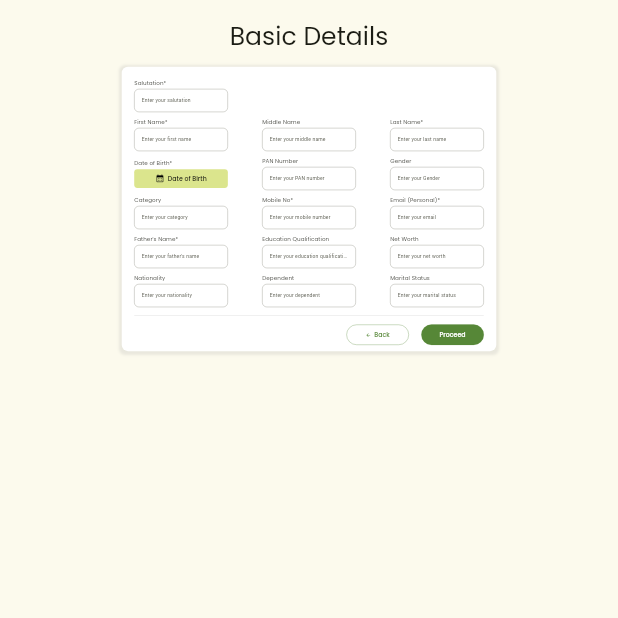
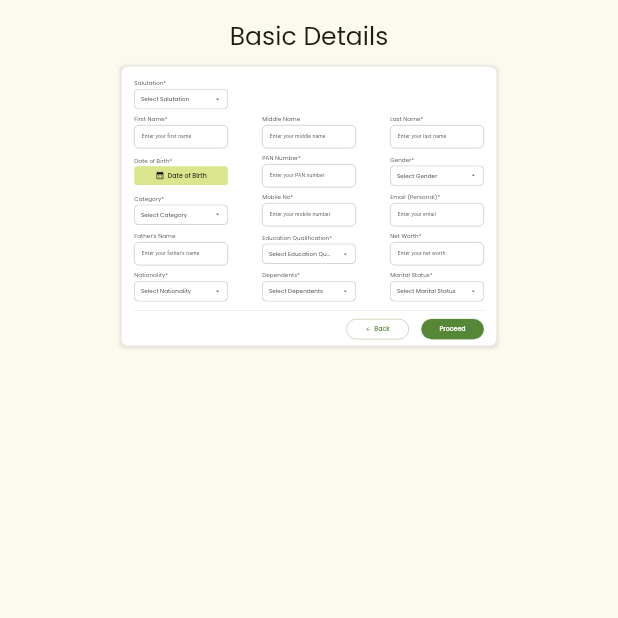
Before and after one commit to HareNTortoise/Aarthik-Setu, a Flutter app: the BasicDetailsForm screen opened directly, on a phone screen of 412 x 824 dp, the top half of it. Run offline on Flutter 3.47's test engine with Material 3 defaults, Android fonts, the phone set to English and light mode, and no system bars; drawn by our look-alikes of dropdown_button2; our stand-ins replace animated_toggle_switch, auto_size_text, bloc, calendar_date_picker2, file_picker, firebase_auth and 15 more; missing offline and left inert: flutter_dropzone; accounts and stored records are empty; generated files the repository leaves out were written again.

Commit message:
Basic details form personal updated

```diff
--- a/aarthik_setu/lib/constants/form_constants.dart
+++ b/aarthik_setu/lib/constants/form_constants.dart
@@ -790,3 +790,89 @@ class Countries {
     "Zimbabwe"
   ];
 }
+
+class Genders {
+  static const male = 'Male';
+  static const female = 'Female';
+  static const other = 'Other';
+
+  static List<String> getGenders() {
+    return [male, female, other];
+  }
+}
+
+class Categories {
+  static const String general = 'General';
+  static const String obc = 'OBC';
+  static const String sc = 'SC';
+  static const String st = 'ST';
+  static const String others = 'Others';
+
+  static List<String> getCategories() {
+    return [general, obc, sc, st, others];
+  }
+}
+
+class MaritalStatus {
+  static const String single = 'Single';
+  static const String married = 'Married';
+  static const String divorced = 'Divorced';
+  static const String widowed = 'Widowed';
+
+  static List<String> getMaritalStatuses() {
+    return [single, married, divorced, widowed];
+  }
+}
+
+class EducationQualifications{
+  static const String diploma = 'Diploma';
+  static const String undergraduate = 'Undergraduate';
+  static const String graduate = 'Graduate';
+  static const String postGraduate = 'Post Graduate';
+  static const String doctorate = 'Doctorate';
+  static const String others = 'Others';
+
+  static List<String> getEducationQualifications() {
+    return [diploma, undergraduate, graduate, postGraduate, doctorate, others];
+  }
+}
+
+class Nationalities {
+  static const String resident = 'Resident';
+  static const String nonResident = 'Non-Resident';
+
+  static List<String> getNationalities() {
+    return [resident, nonResident];
+  }
+}
+
+class Salutations {
+  static const String mr = 'Mr.';
+  static const String mrs = 'Mrs.';
+  static const String ms = 'Ms.';
+  static const String dr = 'Dr.';
+  static const String prof = 'Prof.';
+  static const String other = 'Other';
+
+  static List<String> getSalutations() {
+    return [mr, mrs, ms, dr, prof, other];
+  }
+}
+
+class Dependents {
+  static const String zero = '0';
+  static const String one = '1';
+  static const String two = '2';
+  static const String three = '3';
+  static const String four = '4';
+  static const String five = '5';
+  static const String six = '6';
+  static const String seven = '7';
+  static const String eight = '8';
+  static const String nine = '9';
+  static const String ten = '10';
+
+  static List<String> getDependents() {
+    return [zero, one, two, three, four, five, six, seven, eight, nine, ten];
+  }
+}
--- a/aarthik_setu/lib/models/loan_applications/personal/forms/basic_details.dart
+++ b/aarthik_setu/lib/models/loan_applications/personal/forms/basic_details.dart
@@ -3,6 +3,7 @@ class BasicDetails {
   String profileId;
   DateTime timestamp;
   String applicationId;
+
   String salutation;
   String firstName;
   String? middleName;
@@ -14,7 +15,7 @@ class BasicDetails {
   String mobile;
   String telephone;
   String emailPersonal;
-  String fatherName;
+  String? fatherName;
   String educationQualification;
   double netWorth;
   String nationality;
@@ -36,7 +37,7 @@ class BasicDetails {
     required this.mobile,
     required this.telephone,
     required this.emailPersonal,
-    required this.fatherName,
+    this.fatherName,
     required this.educationQualification,
     required this.netWorth,
     required this.nationality,
--- a/aarthik_setu/lib/pages/desktop/forms/personal_loans/basic_details.dart
+++ b/aarthik_setu/lib/pages/desktop/forms/personal_loans/basic_details.dart
@@ -1,4 +1,6 @@
+import 'package:aarthik_setu/constants/form_constants.dart';
 import 'package:aarthik_setu/global_components/back_button.dart';
+import 'package:aarthik_setu/global_components/custom_dropdown.dart';
 import 'package:calendar_date_picker2/calendar_date_picker2.dart';
 import 'package:flutter/material.dart';
 import 'package:go_router/go_router.dart';
@@ -17,8 +19,28 @@ class BasicDetailsForm extends StatefulWidget {
 }
 
 class _BasicDetailsFormState extends State<BasicDetailsForm> {
-  DateTime? _selectedDate;
   int currentYear = DateTime.now().year;
+
+  String? _salutation;
+  final TextEditingController _firstNameController = TextEditingController();
+  final TextEditingController _middleNameController = TextEditingController();
+
+  final TextEditingController _lastNameController = TextEditingController();
+  DateTime? _dateOfBirth;
+  final TextEditingController _panController = TextEditingController();
+  String? _gender;
+
+  String? _category;
+  final TextEditingController _mobileController = TextEditingController();
+  final TextEditingController _emailPersonalController = TextEditingController();
+
+  final TextEditingController _fatherNameController = TextEditingController();
+  String? _educationQualification;
+  final TextEditingController _netWorthController = TextEditingController();
+
+  String? _nationality;
+  String? _dependents;
+  String? _maritalStatus;
 
   @override
   Widget build(BuildContext context) {
@@ -65,10 +87,15 @@ class _BasicDetailsFormState extends State<BasicDetailsForm> {
                                 Row(
                                   mainAxisAlignment: MainAxisAlignment.spaceBetween,
                                   children: [
-                                    LabelledTextField(
+                                    CustomDropdown(
                                       label: "Salutation*",
-                                      hintText: "Enter your salutation",
-                                      controller: TextEditingController(),
+                                      buttonLabel: _salutation ?? "Select Salutation",
+                                      items: Salutations.getSalutations(),
+                                      onChanged: (String? value) {
+                                        setState(() {
+                                          _salutation = value;
+                                        });
+                                      },
                                     ),
                                   ],
                                 ),
@@ -79,17 +106,17 @@ class _BasicDetailsFormState extends State<BasicDetailsForm> {
                                     LabelledTextField(
                                       label: "First Name*",
                                       hintText: "Enter your first name",
-                                      controller: TextEditingController(),
+                                      controller: _firstNameController,
                                     ),
                                     LabelledTextField(
                                       label: "Middle Name",
                                       hintText: "Enter your middle name",
-                                      controller: TextEditingController(),
+                                      controller: _middleNameController,
                                     ),
                                     LabelledTextField(
                                       label: "Last Name*",
                                       hintText: "Enter your last name",
-                                      controller: TextEditingController(),
+                                      controller: _lastNameController,
                                     ),
                                   ],
                                 ),
@@ -119,7 +146,7 @@ class _BasicDetailsFormState extends State<BasicDetailsForm> {
                                               );
                                               if (results != null) {
                                                 setState(() {
-                                                  _selectedDate = results[0];
+                                                  _dateOfBirth = results[0];
                                                 });
                                               }
                                             },
@@ -132,14 +159,14 @@ class _BasicDetailsFormState extends State<BasicDetailsForm> {
                                               backgroundColor:
                                                   WidgetStateProperty.all(AppColors.primaryColorTwo.withOpacity(0.5)),
                                             ),
-                                            child: _selectedDate != null
+                                            child: _dateOfBirth != null
                                                 ? Row(
                                                     mainAxisAlignment: MainAxisAlignment.center,
                                                     children: [
                                                       const Icon(Icons.calendar_month, size: 30, color: Colors.black),
                                                       const SizedBox(width: 10),
                                                       Text(
-                                                        "${_selectedDate!.day}/${_selectedDate!.month}/${_selectedDate!.year}",
+                                                        "${_dateOfBirth!.day}/${_dateOfBirth!.month}/${_dateOfBirth!.year}",
                                                         style: GoogleFonts.poppins(fontSize: 20, color: Colors.black),
                                                       ),
                                                     ],
@@ -159,14 +186,44 @@ class _BasicDetailsFormState extends State<BasicDetailsForm> {
                                       ],
                                     ),
                                     LabelledTextField(
-                                      label: "PAN Number",
+                                      label: "PAN Number*",
                                       hintText: "Enter your PAN number",
-                                      controller: TextEditingController(),
+                                      controller: _panController,
+                                    ),
+                                    CustomDropdown(
+                                        label: 'Gender*',
+                                        buttonLabel: _gender ?? 'Select Gender',
+                                        items: Genders.getGenders(),
+                                        onChanged: (String? value) {
+                                          setState(() {
+                                            _gender = value;
+                                          });
+                                        })
+                                  ],
+                                ),
+                                const SizedBox(height: 20),
+                                Row(
+                                  mainAxisAlignment: MainAxisAlignment.spaceBetween,
+                                  children: [
+                                    CustomDropdown(
+                                      label: "Category*",
+                                      buttonLabel: _category ?? "Select Category",
+                                      items: Categories.getCategories(),
+                                      onChanged: (String? value) {
+                                        setState(() {
+                                          _category = value;
+                                        });
+                                      },
                                     ),
                                     LabelledTextField(
-                                      label: "Gender",
-                                      hintText: "Enter your Gender",
-                                      controller: TextEditingController(),
+                                      label: "Mobile No*",
+                                      hintText: "Enter your mobile number",
+                                      controller: _mobileController,
+                                    ),
+                                    LabelledTextField(
+                                      label: "Email (Personal)*",
+                                      hintText: "Enter your email",
+                                      controller: _emailPersonalController,
                                     ),
                                   ],
                                 ),
@@ -175,19 +232,24 @@ class _BasicDetailsFormState extends State<BasicDetailsForm> {
                                   mainAxisAlignment: MainAxisAlignment.spaceBetween,
                                   children: [
                                     LabelledTextField(
-                                      label: "Category",
-                                      hintText: "Enter your category",
-                                      controller: TextEditingController(),
+                                      label: "Father's Name",
+                                      hintText: "Enter your father's name",
+                                      controller: _fatherNameController,
+                                    ),
+                                    CustomDropdown(
+                                      label: "Education Qualification*",
+                                      buttonLabel: _educationQualification ?? "Select Education Qualification",
+                                      items: EducationQualifications.getEducationQualifications(),
+                                      onChanged: (String? value) {
+                                        setState(() {
+                                          _educationQualification = value;
+                                        });
+                                      },
                                     ),
                                     LabelledTextField(
-                                      label: "Mobile No*",
-                                      hintText: "Enter your mobile number",
-                                      controller: TextEditingController(),
-                                    ),
-                                    LabelledTextField(
-                                      label: "Email (Personal)*",
-                                      hintText: "Enter your email",
-                                      controller: TextEditingController(),
+                                      label: "Net Worth*",
+                                      hintText: "Enter your net worth",
+                                      controller: _netWorthController,
                                     ),
                                   ],
                                 ),
@@ -195,41 +257,34 @@ class _BasicDetailsFormState extends State<BasicDetailsForm> {
                                 Row(
                                   mainAxisAlignment: MainAxisAlignment.spaceBetween,
                                   children: [
-                                    LabelledTextField(
-                                      label: "Father's Name*",
-                                      hintText: "Enter your father's name",
-                                      controller: TextEditingController(),
+                                    CustomDropdown(
+                                        label: 'Nationality*',
+                                        buttonLabel: _nationality ?? 'Select Nationality',
+                                        items: Nationalities.getNationalities(),
+                                        onChanged: (String? value) {
+                                          setState(() {
+                                            _nationality = value;
+                                          });
+                                        }),
+                                    CustomDropdown(
+                                      label: "Dependents*",
+                                      buttonLabel: _dependents ?? "Select Dependents",
+                                      items: Dependents.getDependents(),
+                                      onChanged: (String? value) {
+                                        setState(() {
+                                          _dependents = value;
+                                        });
+                                      },
                                     ),
-                                    LabelledTextField(
-                                      label: "Education Qualification",
-                                      hintText: "Enter your education qualification",
-                                      controller: TextEditingController(),
-                                    ),
-                                    LabelledTextField(
-                                      label: "Net Worth",
-                                      hintText: "Enter your net worth",
-                                      controller: TextEditingController(),
-                                    ),
-                                  ],
-                                ),
-                                const SizedBox(height: 20),
-                                Row(
-                                  mainAxisAlignment: MainAxisAlignment.spaceBetween,
-                                  children: [
-                                    LabelledTextField(
-                                      label: "Nationality",
-                                      hintText: "Enter your nationality",
-                                      controller: TextEditingController(),
-                                    ),
-                                    LabelledTextField(
-                                      label: "Dependent",
-                                      hintText: "Enter your dependent",
-                                      controller: TextEditingController(),
-                                    ),
-                                    LabelledTextField(
-                                      label: "Marital Status",
-                                      hintText: "Enter your marital status",
-                                      controller: TextEditingController(),
+                                    CustomDropdown(
+                                      label: "Marital Status*",
+                                      buttonLabel: _maritalStatus ?? "Select Marital Status",
+                                      items: MaritalStatus.getMaritalStatuses(),
+                                      onChanged: (String? value) {
+                                        setState(() {
+                                          _maritalStatus = value;
+                                        });
+                                      },
                                     ),
                                   ],
                                 ),
```
